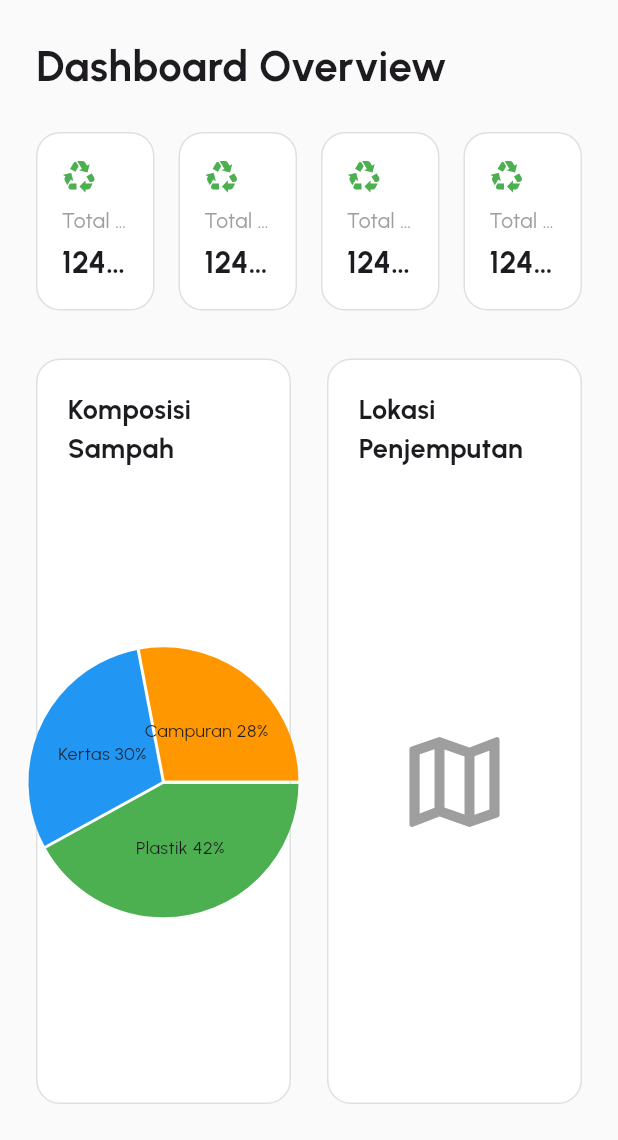
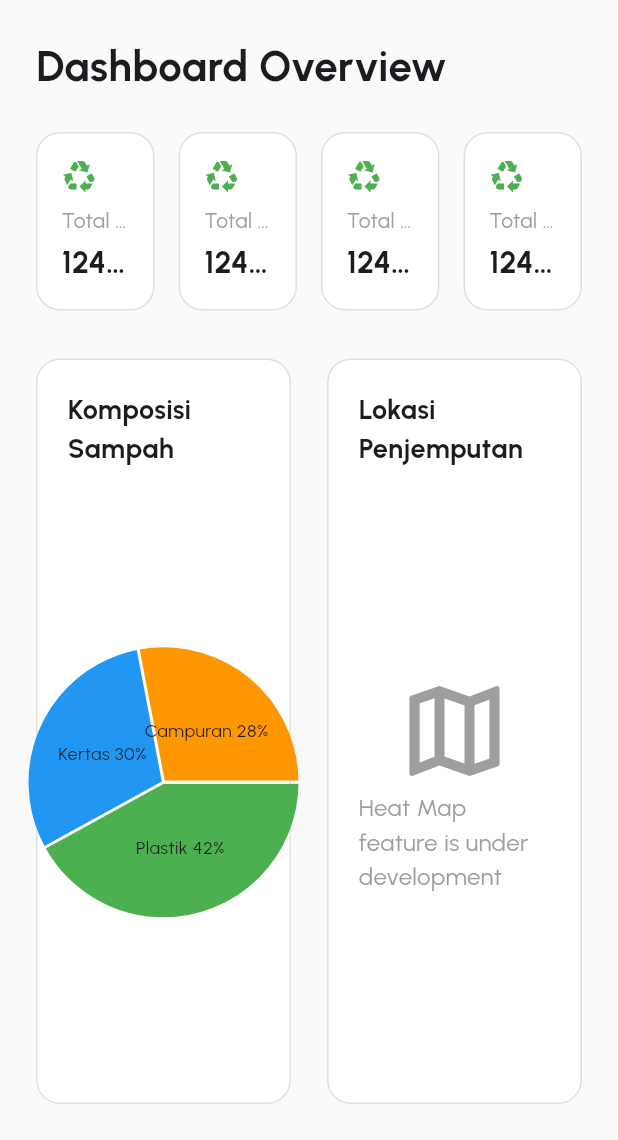
Before and after one commit to ayashar/sipilah, a Flutter app: the OverviewPage screen opened by its route, on a phone screen of 412 x 824 dp, the part 96-1236 px from its top. Run offline on Flutter 3.47's test engine with Material 3 defaults, Android fonts, the phone set to English and light mode, and no system bars; drawn by our look-alikes of fl_chart; our stand-ins replace flutter_dotenv, flutter_riverpod, google_fonts.

Commit message:
feat: add heatmap placeholder

```diff
--- a/frontend/lib/website/pages/overview.dart
+++ b/frontend/lib/website/pages/overview.dart
@@ -89,10 +89,19 @@ class OverviewPage extends StatelessWidget {
                     child: DashboardCardWidget(
                       title: "Lokasi Penjemputan",
                       child: Center(
-                        child: Icon(
-                          Icons.map_outlined,
-                          size: 80,
-                          color: Colors.grey,
+                        child: Column(
+                          mainAxisSize: MainAxisSize.min,
+                          children: const [
+                            Icon(
+                              Icons.map_outlined,
+                              size: 80,
+                              color: Colors.grey,
+                            ),
+                            Text(
+                              "Heat Map feature is under development",
+                              style: TextStyle(color: Colors.grey, fontSize: 16),
+                            ),
+                          ],
                         ),
                       ),
                     ),
```
